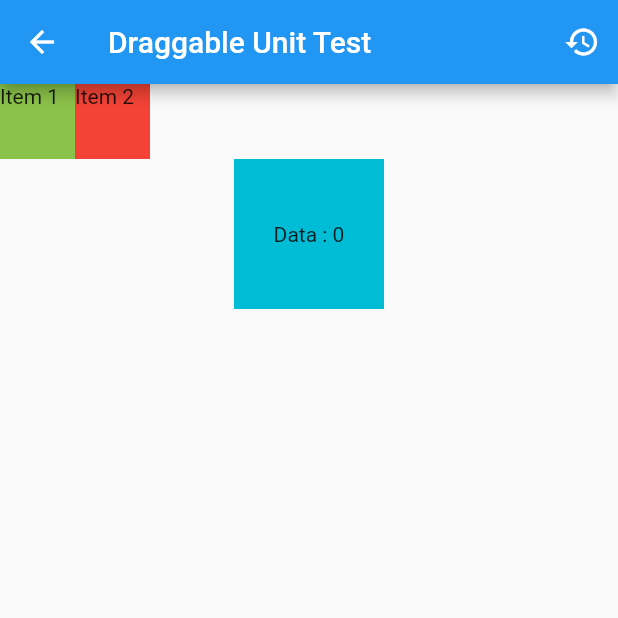
After one commit to glowisn/draggablelist_toy, a Flutter app: the screen it shows after launch, after a tap on "Draggable Class", on a phone screen of 412 x 824 dp, the top half of it. The commit adds this screen. Run offline on Flutter 3.47's test engine with Material 2 defaults, Android fonts, the phone set to English and light mode, and no system bars; our stand-ins replace get; missing offline and left inert: drag_and_drop_lists.

Commit message:
[DA] Draggable Unit Test

```diff
--- a/lib/home.dart
+++ b/lib/home.dart
@@ -1,4 +1,5 @@
 import 'package:draggablelist_toy/pages/dragAndDropLists.dart';
+import 'package:draggablelist_toy/pages/draggable.dart';
 import 'package:draggablelist_toy/pages/reorderableList.dart';
 import 'package:flutter/material.dart';
 import 'package:get/get.dart';
@@ -28,12 +29,18 @@ class _HomePageState extends State<HomePage> {
               child: const Text("ReorderableListView Class"),
             ),
             ElevatedButton(
+              onPressed: () {
+                Get.to(DragAndDropListPage());
+              },
+              child: const Text("Drag and Drop List Package <Deprecated>"),
+              style: ElevatedButton.styleFrom(primary: Colors.redAccent),
+            ),
+            ElevatedButton(
                 onPressed: () {
-                  Get.to(DragAndDropListPage());
+                  Get.to(DraggablePage());
                 },
-                child: const Text("Drag and Drop List Package <Deprecated>"),
-                style: ElevatedButton.styleFrom(primary: Colors.redAccent),
-                ),
+                child: const Text("Draggable Class")
+            )
           ],
         ),
       ),
--- /dev/null
+++ b/lib/pages/draggable.dart
@@ -0,0 +1,113 @@
+import 'package:flutter/material.dart';
+import 'package:flutter/src/foundation/key.dart';
+import 'package:flutter/src/widgets/framework.dart';
+import 'package:get/get_connect/http/src/utils/utils.dart';
+
+class DraggablePage extends StatefulWidget {
+  const DraggablePage({Key? key}) : super(key: key);
+
+  @override
+  State<DraggablePage> createState() => _DraggablePageState();
+}
+
+class _DraggablePageState extends State<DraggablePage> {
+  int fieldData = 0;
+  @override
+  Widget build(BuildContext context) {
+    return Scaffold(
+      appBar: AppBar(
+        title: Text("Draggable Unit Test"),
+        actions: [
+          IconButton(
+              onPressed: () {
+                setState(() {
+                  fieldData = 0;
+                });
+              },
+              icon: const Icon(Icons.restore))
+        ],
+      ),
+      body: Center(
+        child: Column(
+          children: [
+            Row(
+              children: _draggables,
+            ),
+            DragTarget<int>(
+              builder: (
+                BuildContext context,
+                List<dynamic> accepted,
+                List<dynamic> rejected,
+              ) {
+                return Container(
+                  height: 100.0,
+                  width: 100.0,
+                  color: Colors.cyan,
+                  child: Center(
+                    child: Text('Data : $fieldData'),
+                  ),
+                );
+              },
+              onAccept: (int data) {
+                setState(() {
+                  fieldData += data;
+                });
+              },
+            ),
+          ],
+        ),
+      ),
+    );
+  }
+
+  final List<Widget> _draggables = <Widget>[
+    Draggable<int>(
+      data: 1,
+      feedback: Container(
+        color: const Color.fromARGB(255, 65, 107, 18),
+        height: 50,
+        width: 50,
+        child: const Text(
+          "Item 1",
+          style: TextStyle(fontSize: 14),
+        ),
+      ),
+      child: Container(
+        color: Colors.lightGreen,
+        height: 50,
+        width: 50,
+        child: Text("Item 1"),
+      ),
+      childWhenDragging: Container(
+        color: Colors.lightGreenAccent,
+        height: 50,
+        width: 50,
+        child: Text("Item 1"),
+      ),
+    ),
+    Draggable<int>(
+      data: 2,
+      feedback: Container(
+        color: Color.fromARGB(255, 107, 24, 18),
+        height: 50,
+        width: 50,
+        child: const Text(
+          "Item 2",
+          style: TextStyle(fontSize: 14),
+        ),
+      ),
+      child: Container(
+        color: Colors.red,
+        height: 50,
+        width: 50,
+        child: Text("Item 2"),
+      ),
+      childWhenDragging: Container(
+        color: Colors.redAccent,
+        height: 50,
+        width: 50,
+        child: Text("Item 2"),
+      ),
+    ),
+  ];
+}
```
